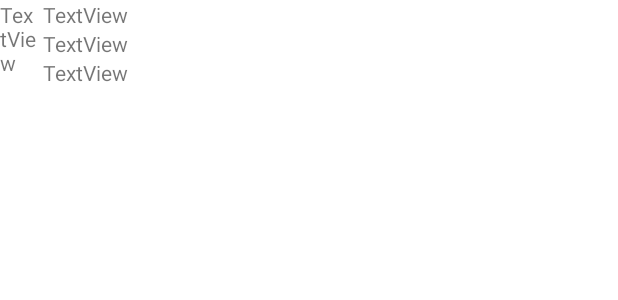
After one commit to amkhadija/tp_android_app, an Android app: the layout plan_jour.xml on its own in the app's theme, with its tools: preview values and no code run, on a phone screen of 412 x 824 dp. The commit adds this screen. Shown: the top 300 px of the screen. Run offline under Robolectric (Android 15) with nearby library versions, the phone set to English and light mode, and no system bars.

Commit message:
version0 app android

```diff
--- /dev/null
+++ b/app/src/main/res/layout/plan_jour.xml
@@ -0,0 +1,37 @@
+<?xml version="1.0" encoding="utf-8"?>
+<LinearLayout xmlns:android="http://schemas.android.com/apk/res/android"
+    android:layout_width="match_parent"
+    android:layout_height="match_parent">
+
+    <TextView
+        android:id="@+id/jour"
+        android:layout_width="wrap_content"
+        android:layout_height="53dp"
+        android:layout_weight="1"
+        android:text="TextView" />
+
+    <LinearLayout
+        android:layout_width="match_parent"
+        android:layout_height="wrap_content"
+        android:layout_weight="1"
+        android:orientation="vertical">
+
+        <TextView
+            android:id="@+id/dejeuner"
+            android:layout_width="match_parent"
+            android:layout_height="wrap_content"
+            android:text="TextView" />
+
+        <TextView
+            android:id="@+id/dinner"
+            android:layout_width="match_parent"
+            android:layout_height="wrap_content"
+            android:text="TextView" />
+
+        <TextView
+            android:id="@+id/souper"
+            android:layout_width="match_parent"
+            android:layout_height="wrap_content"
+            android:text="TextView" />
+    </LinearLayout>
+</LinearLayout>
```
Also changed, not shown: app/src/main/java/ca/khadi/myapp/DejeunerActivity.java (+14 -0 lines), app/src/main/java/ca/khadi/myapp/HomeActivity.java (+25 -30 lines), app/src/main/java/ca/khadi/myapp/models/PlanJour.java (added, +7 -0 lines).
